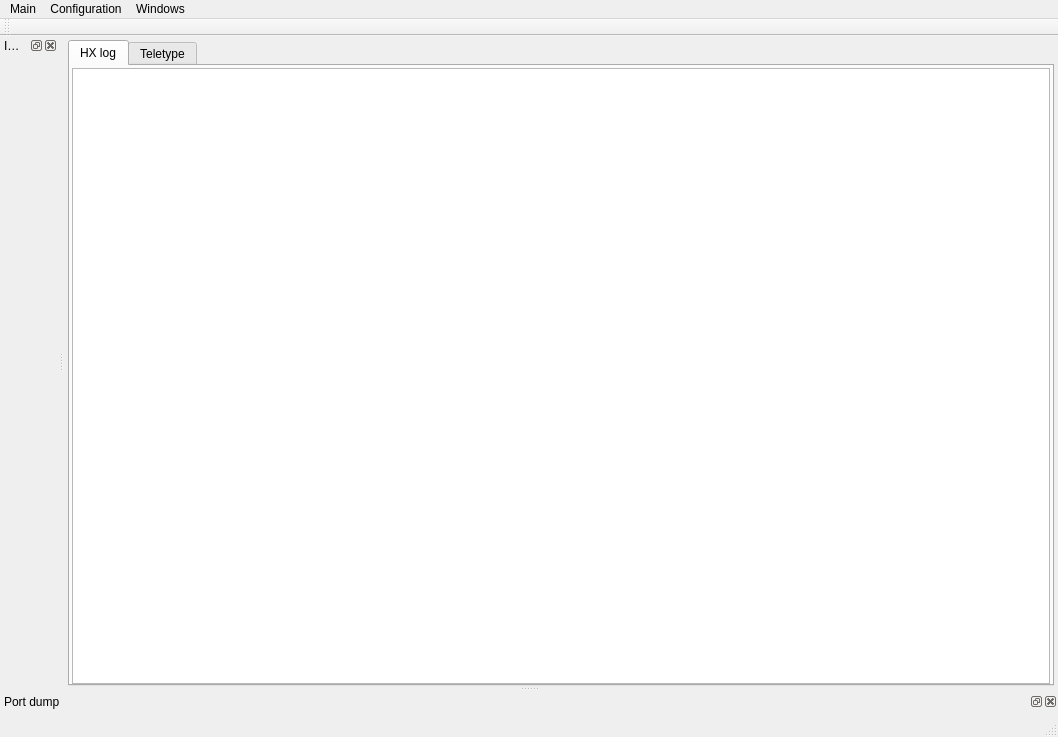
The window that sources/mainwindow.ui (anpp/openhxserver) describes before a commit, drawn with Qt 5.
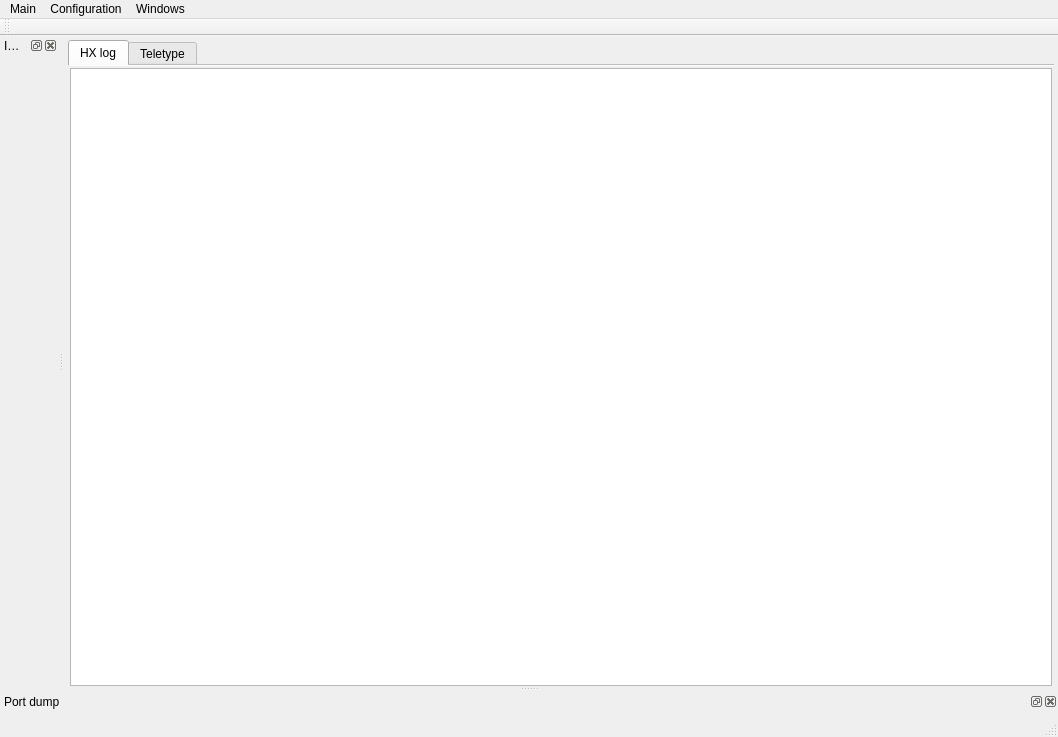
The same window after the commit. Icons and pictures are not drawn.

Commit message: fix interface for MacOS

```diff
--- a/sources/mainwindow.ui
+++ b/sources/mainwindow.ui
@@ -35,15 +35,24 @@
     </property>
     <item>
      <widget class="QTabWidget" name="centralTabWidget">
+      <property name="tabShape">
+       <enum>QTabWidget::Rounded</enum>
+      </property>
       <property name="currentIndex">
        <number>0</number>
       </property>
       <property name="iconSize">
        <size>
-        <width>24</width>
-        <height>24</height>
+        <width>20</width>
+        <height>20</height>
        </size>
       </property>
+      <property name="elideMode">
+       <enum>Qt::ElideNone</enum>
+      </property>
+      <property name="documentMode">
+       <bool>true</bool>
+      </property>
       <widget class="QWidget" name="tabLog">
        <attribute name="icon">
         <iconset resource="images.qrc">
```
Left out of the diff: 2 changed lines with no effect on the pictures. The commit also changes 3 other files.
